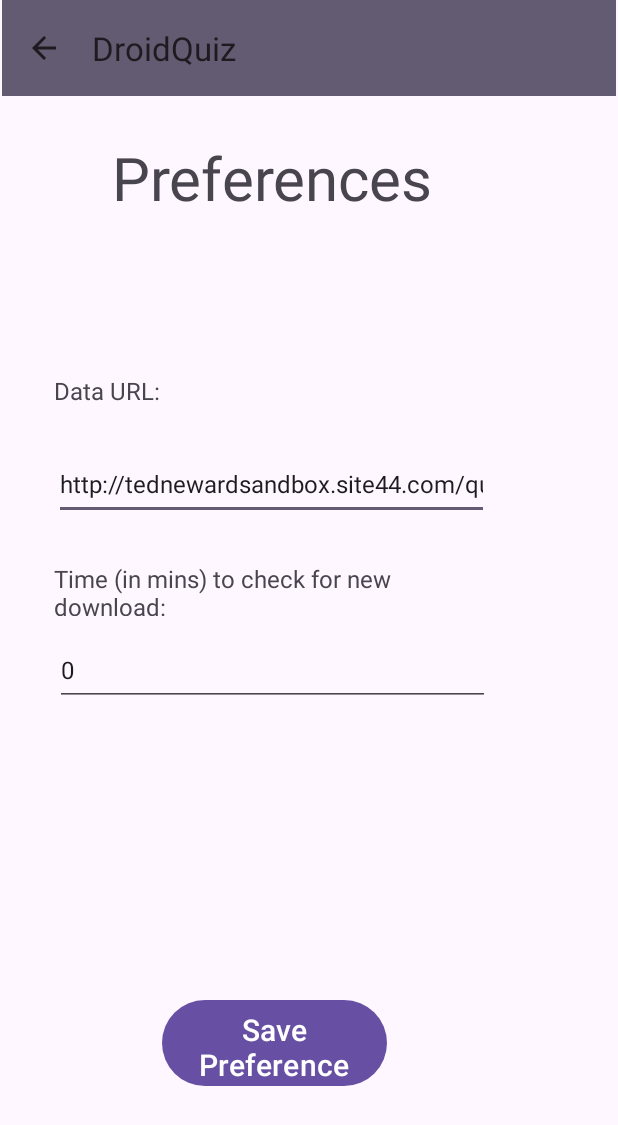
After one commit to ahmedg10/DroidQuiz, an Android app: the Preferences screen opened directly, with no data from a screen before it, on a phone screen of 412 x 824 dp. The commit adds this screen. Shown: the top 1125 px of the screen. Run offline under Robolectric (Android 15) with nearby library versions, the phone set to English and light mode, and no system bars; network calls fail.

Commit message:
storage push + preference activity

```diff
--- /dev/null
+++ b/app/src/main/java/edu/uw/ischool/uw2065357/droidquiz/Preferences.kt
@@ -0,0 +1,57 @@
+package edu.uw.ischool.uw2065357.droidquiz
+
+import android.content.Context
+import android.content.Intent
+import android.os.Bundle
+import android.widget.Button
+import android.widget.EditText
+import androidx.appcompat.app.AppCompatActivity
+import androidx.appcompat.widget.Toolbar
+
+class Preferences : AppCompatActivity() {
+
+    private lateinit var prefUrlEditText: EditText
+    private lateinit var prefTimeEditText: EditText
+    private lateinit var saveButton: Button
+    private lateinit var actionBar: Toolbar
+
+    override fun onCreate(savedInstanceState: Bundle?) {
+        super.onCreate(savedInstanceState)
+        setContentView(R.layout.prefrence)
+
+        // Set up the ActionBar
+        actionBar = findViewById(R.id.preferenceToolbar)
+        setSupportActionBar(actionBar)
+        supportActionBar?.setDisplayHomeAsUpEnabled(true)
+        supportActionBar?.setDisplayShowHomeEnabled(true)
+
+        // Initialize UI elements
+        prefUrlEditText = findViewById(R.id.InsertPrefURL)
+        prefTimeEditText = findViewById(R.id.InsertPrefTime)
+        saveButton = findViewById(R.id.savePreferenceButton)
+
+        // Get SharedPreferences instance and Editor
+        val sharedPrefs = getSharedPreferences("AppPreference", Context.MODE_PRIVATE)
+        val editor = sharedPrefs.edit()
+
+        // Retrieve saved preferences
+        val savedUrl = sharedPrefs.getString("url", "http://tednewardsandbox.site44.com/questions.json")
+        val savedMinutes = sharedPrefs.getInt("minutes", 0)
+
+        // Set EditText values
+        prefUrlEditText.setText(savedUrl)
+        prefTimeEditText.setText(savedMinutes.toString())
+
+        // Save button click listener
+        saveButton.setOnClickListener {
+            // Update SharedPreferences with new values
+            editor.putString("url", prefUrlEditText.text.toString())
+            editor.putInt("minutes", prefTimeEditText.text.toString().toInt())
+            editor.apply()
+
+            // Start MainActivity
+            val intent = Intent(this, MainActivity::class.java)
+            startActivity(intent)
+        }
+    }
+}
--- /dev/null
+++ b/app/src/main/res/layout/prefrence.xml
@@ -0,0 +1,117 @@
+<?xml version="1.0" encoding="utf-8"?>
+<androidx.constraintlayout.widget.ConstraintLayout xmlns:android="http://schemas.android.com/apk/res/android"
+    xmlns:app="http://schemas.android.com/apk/res-auto"
+    xmlns:tools="http://schemas.android.com/tools"
+    android:layout_width="match_parent"
+    android:layout_height="match_parent"
+    tools:context=".Preferences">
+
+    <androidx.appcompat.widget.Toolbar
+        android:id="@+id/preferenceToolbar"
+        android:layout_width="409dp"
+        android:layout_height="wrap_content"
+        android:layout_marginStart="1dp"
+        android:layout_marginEnd="1dp"
+        android:background="?attr/colorSecondary"
+        android:minHeight="?attr/actionBarSize"
+        android:theme="?attr/actionBarTheme"
+        app:layout_constraintBottom_toTopOf="@+id/titlePreference"
+        app:layout_constraintEnd_toEndOf="parent"
+        app:layout_constraintHorizontal_bias="0.0"
+        app:layout_constraintStart_toStartOf="parent"
+        app:layout_constraintTop_toTopOf="parent"
+        app:layout_constraintVertical_bias="0.0" />
+
+    <TextView
+        android:id="@+id/titlePreference"
+        android:layout_width="240dp"
+        android:layout_height="87dp"
+        android:layout_marginStart="32dp"
+        android:layout_marginEnd="32dp"
+        android:text="Preferences"
+        android:textAlignment="center"
+        android:textSize="40sp"
+        app:layout_constraintBottom_toBottomOf="parent"
+        app:layout_constraintEnd_toEndOf="parent"
+        app:layout_constraintHorizontal_bias="0.271"
+        app:layout_constraintStart_toStartOf="parent"
+        app:layout_constraintTop_toTopOf="parent"
+        app:layout_constraintVertical_bias="0.124" />
+
+    \
+
+    <Button
+        android:id="@+id/savePreferenceButton"
+        android:layout_width="150dp"
+        android:layout_height="65dp"
+        android:layout_marginBottom="96dp"
+        android:text="Save Preference"
+        android:textSize="20sp"
+        app:layout_constraintBottom_toBottomOf="parent"
+        app:layout_constraintEnd_toEndOf="parent"
+        app:layout_constraintHorizontal_bias="0.413"
+        app:layout_constraintStart_toStartOf="parent" />
+
+    <TextView
+        android:id="@+id/InsertURLTitle"
+        android:layout_width="290dp"
+        android:layout_height="45dp"
+        android:layout_marginStart="16dp"
+        android:layout_marginEnd="16dp"
+        android:layout_marginBottom="4dp"
+        android:text="Data URL:"
+        android:textSize="16sp"
+        app:layout_constraintBottom_toTopOf="@+id/InsertPrefURL"
+        app:layout_constraintEnd_toEndOf="parent"
+        app:layout_constraintHorizontal_bias="0.224"
+        app:layout_constraintStart_toStartOf="parent" />
+
+    <TextView
+        android:id="@+id/textView6"
+        android:layout_width="281dp"
+        android:layout_height="36dp"
+        android:layout_marginStart="16dp"
+        android:layout_marginTop="28dp"
+        android:layout_marginEnd="16dp"
+        android:text="Time (in mins) to check for new download:"
+        android:textSize="16sp"
+        app:layout_constraintEnd_toEndOf="parent"
+        app:layout_constraintHorizontal_bias="0.204"
+        app:layout_constraintStart_toStartOf="parent"
+        app:layout_constraintTop_toBottomOf="@+id/InsertPrefURL" />
+
+    <EditText
+        android:id="@+id/InsertPrefURL"
+        android:layout_width="290dp"
+        android:layout_height="48dp"
+        android:layout_marginStart="16dp"
+        android:layout_marginTop="120dp"
+        android:layout_marginEnd="16dp"
+        android:ems="10"
+        android:inputType="text"
+        android:text="Insert URL"
+        android:textSize="16sp"
+        app:layout_constraintEnd_toEndOf="parent"
+        app:layout_constraintHorizontal_bias="0.224"
+        app:layout_constraintStart_toStartOf="parent"
+        app:layout_constraintTop_toBottomOf="@+id/titlePreference" />
+
+    <EditText
+        android:id="@+id/InsertPrefTime"
+        android:layout_width="290dp"
+        android:layout_height="48dp"
+        android:layout_marginStart="101dp"
+        android:layout_marginTop="12dp"
+        android:layout_marginEnd="101dp"
+        android:layout_marginBottom="90dp"
+        android:ems="10"
+        android:inputType="text"
+        android:text="Prefered Time"
+        android:textSize="16sp"
+        app:layout_constraintEnd_toEndOf="parent"
+        app:layout_constraintHorizontal_bias="0.802"
+        app:layout_constraintStart_toStartOf="parent"
+        app:layout_constraintTop_toBottomOf="@+id/textView6" />
+
+
+</androidx.constraintlayout.widget.ConstraintLayout>
```
Also changed, not shown: app/src/main/AndroidManifest.xml (+5 -3 lines), app/src/main/java/edu/uw/ischool/uw2065357/droidquiz/MainActivity.kt (+35 -0 lines), app/src/main/java/edu/uw/ischool/uw2065357/droidquiz/MemoryQuizRepository.kt (+31 -14 lines), app/src/main/res/layout/activity_main.xml (+33 -0 lines), app/src/main/res/menu/preference_menu.xml (added, +10 -0 lines).
